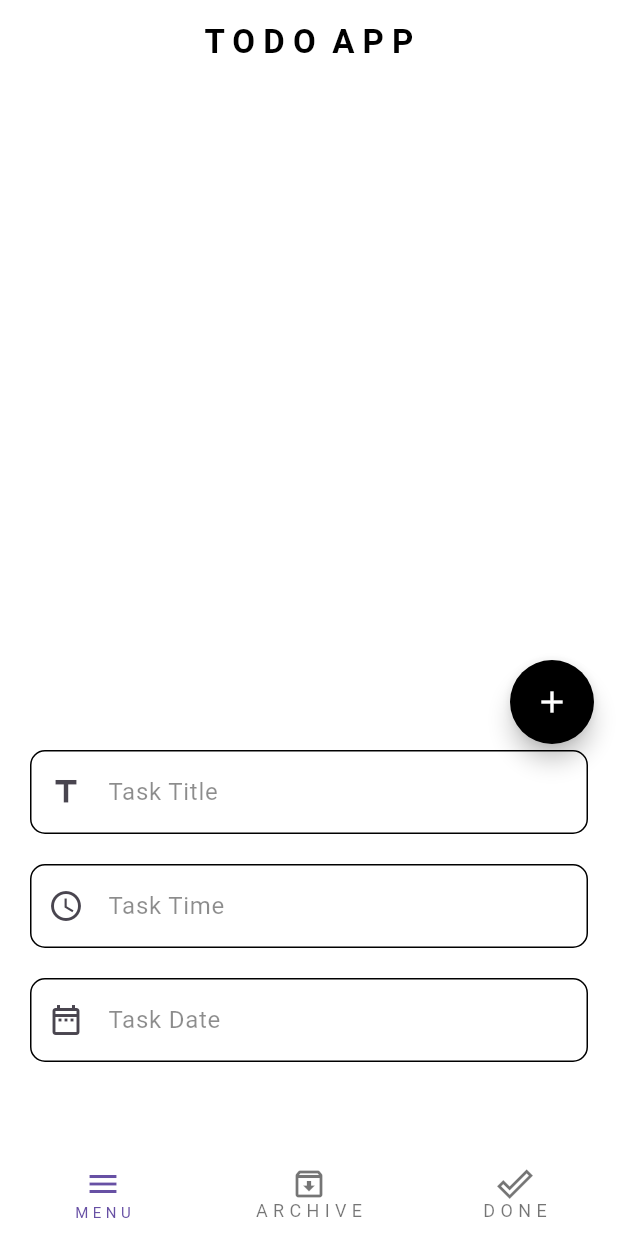
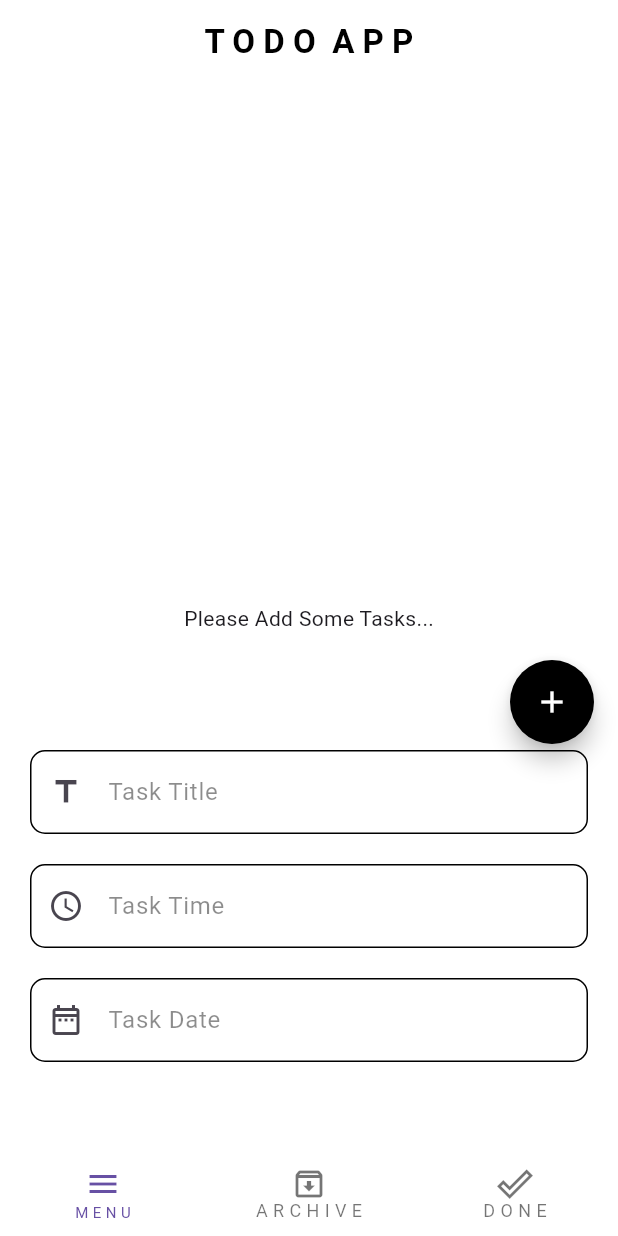
Before and after one commit to mohame12/TODOApp-SQFLITE, a Flutter app: the screen it shows after launch, after a tap on the "edit" icon, on a phone screen of 412 x 824 dp. Run offline on Flutter 3.47's test engine with Material 3 defaults, Android fonts, the phone set to English and light mode, and no system bars; our stand-ins replace bloc, conditional_builder_null_safety, flutter_bloc, sqflite; accounts and stored records are empty.

Commit message:
Merge remote-tracking branch 'origin/main'
# Conflicts:
#	lib/cubits/navigation_bar_cubit.dart
#	lib/screens/menuscreen.dart

```diff
--- a/lib/cubits/navigation_bar_cubit.dart
+++ b/lib/cubits/navigation_bar_cubit.dart
@@ -5,16 +5,20 @@ import '../screens/achivescreen.dart';
 import '../screens/donescreen.dart';
 import '../screens/menuscreen.dart';
 import 'navigation_bar_state.dart';
-
 class NavigationBarCubit extends Cubit<NavigationBarState> {
   NavigationBarCubit() : super(NavigationBarInitial());
-  static NavigationBarCubit get(context)=>BlocProvider.of(context);
 
+  static NavigationBarCubit get(context) => BlocProvider.of(context);
   Database? db;
   int index = 0;
-  List<Map>tasks=[];
+  List<Map>tasks = [];
   bool isShowen = false;
-  Icon icon = Icon(Icons.edit, color: Colors.white,);
+  Icon icon = const Icon(Icons.edit, color: Colors.white,);
+
+  List<Map> newtasks = [];
+  List<Map> donetasks = [];
+  List<Map> archivetasks = [];
+
 
   List<Widget> screensList = [
     Menuscreen(),
@@ -22,20 +26,16 @@ class NavigationBarCubit extends Cubit<NavigationBarState> {
     Donescreen(),
   ];
 
-
-  void ontap(ind)
-  {
-    index=ind;
+  void ontap(ind) {
+    index = ind;
     emit(NavigationBarCahngeState());
   }
 
-  changeBootom({required bool isshow,required Icon con})
-  {
-    isShowen=isshow;
-    icon=con;
+  changeBootom({required bool isshow, required Icon con}) {
+    isShowen = isshow;
+    icon = con;
     emit(FABChangeState());
   }
-
 
   void createDatabase() {
     openDatabase('todo.db', version: 1,
@@ -43,46 +43,86 @@ class NavigationBarCubit extends Cubit<NavigationBarState> {
           try {
             await db.execute(
                 'CREATE TABLE tasks (id INTEGER PRIMARY KEY, title TEXT,date TEXT,time TEXT,status TEXT)');
-            print('TableCreated');
           } catch (e) {
-            print('Error when creating table${e.toString()}');
+            debugPrint('Error when creating table${e.toString()}');
           }
         }, onOpen: (db) {
           emit(NavigationBarOPenDataBaseState());
-          getDataFromDatabase(db).then((val) {
-            tasks = val;
-            print(tasks);
-            emit(NavigationBarGetDataBaseState());
+          getDataFromDatabase(db);
+          print('database Opened');
+        }).then((VAL) {
+      db = VAL;
+      emit(NavigationBarCreateDataBaseState());
     });
-          print('database Opened');
-        }).then((VAL){db=VAL;emit(NavigationBarCreateDataBaseState());});
   }
 
   Future insertdatabase(
       {required String title, required String date, required String time}) async {
-    await db?.transaction((txn)  => txn.rawInsert(
-          'INSERT INTO tasks(title, date, time,status) VALUES("$title", "$date", "$time","True")').then((val){
+    await db?.transaction((txn) =>
+        txn.rawInsert(
+            'INSERT INTO tasks(title, date, time,status) VALUES("$title", "$date", "$time","True")')
+            .then((val) {
           print('$val insertedSucessfully');
           emit(NavigationBarInsertDataBaseState());
-            getDataFromDatabase(db).then((val)
-            {
-              tasks=val;
-              print(tasks);
-              emit(NavigationBarGetDataBaseState());
-            });
+          getDataFromDatabase(db);
+          //     .then((val)
+          // {
+          //   tasks=val;
+          //   print(tasks);
+          //   emit(NavigationBarGetDataBaseState());
+          // });
 
         }).catchError(
-            (error)
-        {
+                (error) {
               print('there are an error $error');
             }));
   }
 
 
-  Future<List<Map>> getDataFromDatabase(db) async {
-    return await db.rawQuery('SELECT * FROM tasks');
+  void getDataFromDatabase(db) {
+    newtasks = [];
+    donetasks = [];
+    archivetasks = [];
+    db.rawQuery('SELECT * FROM tasks').then((val) {
+      tasks = val;
+      tasks.forEach((element) {
+        if (element['status'] == 'True') {
+          newtasks.add(element);
+        }
+        else if (element['status'] == 'done') {
+          donetasks.add(element);
+        }
+        else if (element['status'] == 'Archive') {
+          archivetasks.add(element);
+        }
+      });
+      emit(NavigationBarGetDataBaseState());
+    });
   }
 
 
+  void updateStatus({
+    required String status,
+    required int id
+  }) {
+    db!.rawUpdate(
+        'UPDATE tasks SET status=? WHERE id = ?',
+        [status, '$id']
+    ).then((val) {
+      getDataFromDatabase(db);
+      emit(NavigationBarUpdateStatusDataBaseState());
+    });
+  }
 
+
+  void deleteData({
+    required int id
+  }) {
+    db!.rawDelete(
+        'DELETE FROM tasks WHERE id = ?', [id])
+        .then((val) {
+      getDataFromDatabase(db);
+      emit(NavigationBarDeleteDataBaseState());
+    });
   }
+}
--- a/lib/screens/menuscreen.dart
+++ b/lib/screens/menuscreen.dart
@@ -1,17 +1,38 @@
 import 'package:abdallatodoapp/cubits/navigation_bar_cubit.dart';
+import 'package:abdallatodoapp/cubits/navigation_bar_state.dart';
+import 'package:conditional_builder_null_safety/conditional_builder_null_safety.dart';
 import 'package:flutter/material.dart';
+import 'package:flutter_bloc/flutter_bloc.dart';
 
 import '../widgets/menulistitem.dart';
 
 class Menuscreen extends StatelessWidget {
+  const Menuscreen({super.key});
+
 
   @override
   Widget build(BuildContext context) {
-    return ListView.separated(itemBuilder:(context,index)=> MenuListItem( model: NavigationBarCubit.get(context).tasks[index],),
-        separatorBuilder: (context, index) => Padding(
-          padding: const EdgeInsetsDirectional.symmetric(horizontal: 30),
-          child: Divider(color: Colors.grey,),
-        ),
-        itemCount: NavigationBarCubit.get(context).tasks.length);
+    return BlocConsumer<NavigationBarCubit, NavigationBarState>(
+      listener: (context, state) {
+        // TODO: implement listener
+        if(state is NavigationBarGetDataBaseState)
+        {
+          print(NavigationBarCubit.get(context).newtasks);
+        }
+      },
+      builder: (context, state) {
+        return ConditionalBuilder(
+          condition:NavigationBarCubit.get(context).newtasks.isNotEmpty ,
+          builder: (BuildContext context) =>ListView.separated(itemBuilder:(context,index)=> MenuListItem( model: NavigationBarCubit.get(context).newtasks[index],),
+              separatorBuilder: (context, index) => const Padding(
+                padding: EdgeInsetsDirectional.symmetric(horizontal: 30),
+                child: Divider(color: Colors.grey,),
+              ),
+              itemCount: NavigationBarCubit.get(context).newtasks.length),
+          fallback: (BuildContext context)=>const Center(child: Text('Please Add Some Tasks...')),
+
+        );
+      },
+    );
   }
 }
```
Lines whose indentation alone changed are shown as unchanged.
